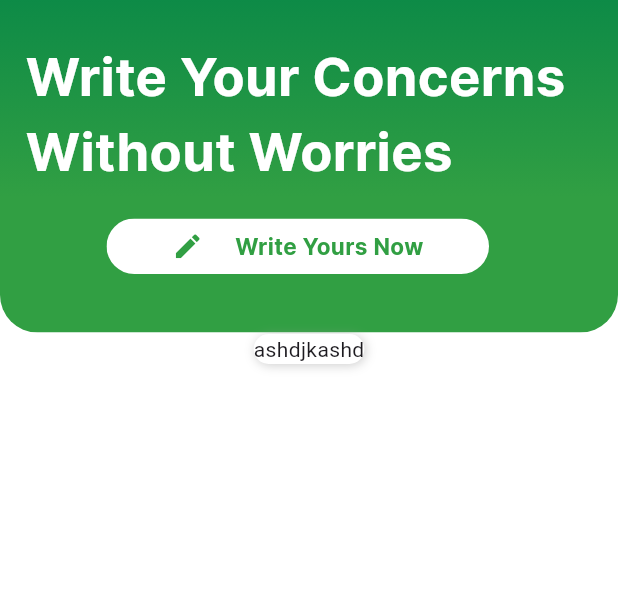
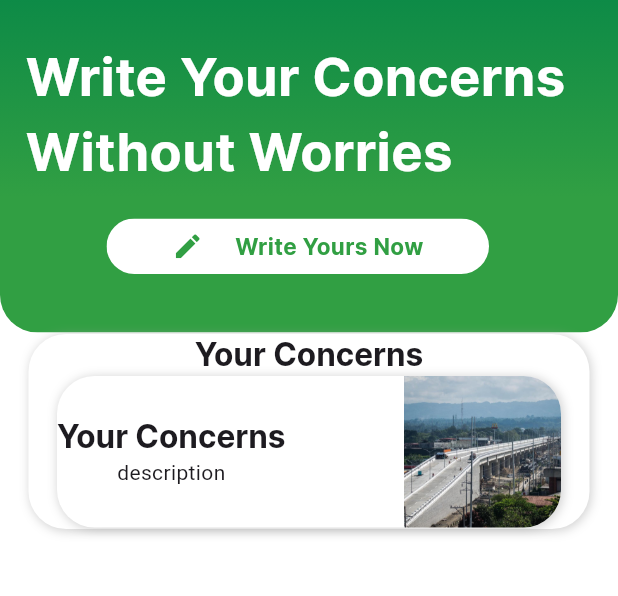
Before and after one commit to jsmrk/icare_tagum_app, a Flutter app: the WriteScreen screen opened by its route, on a phone screen of 412 x 824 dp, the part 119-715 px from its top. Run offline on Flutter 3.47's test engine with Material 3 defaults, Android fonts, the phone set to English and light mode, and no system bars; our stand-ins replace firebase_core, google_nav_bar; accounts and stored records are empty; network calls fail.

Commit message:
started your concerns

```diff
--- a/lib/main.dart
+++ b/lib/main.dart
@@ -29,8 +29,8 @@ class MyApp extends StatelessWidget {
         fontFamily: 'Inter',
         textTheme: ThemeData.light().textTheme.copyWith(
               titleLarge: const TextStyle(
-                fontWeight: FontWeight.w900,
-                fontSize: 17,
+                fontWeight: FontWeight.w700,
+                fontSize: 21,
               ),
               titleMedium:
                   const TextStyle(fontSize: 15, fontWeight: FontWeight.w700),
--- a/lib/widgets/user_concerns.dart
+++ b/lib/widgets/user_concerns.dart
@@ -3,9 +3,7 @@ import 'package:flutter/material.dart';
 class UserConcerns extends StatelessWidget {
   const UserConcerns({super.key});
 
-  @override
-  Widget build(BuildContext context) {
-    return Builder(builder: (context) {
+  Widget builContainer(Widget child) {
     return Container(
       decoration: BoxDecoration(
         color: Colors.white,
@@ -22,8 +20,48 @@ class UserConcerns extends StatelessWidget {
         vertical: 1,
         horizontal: 19,
       ),
-        child: Text('ashdjkashd'),
+      child: child,
     );
-    });
+  }
+
+  @override
+  Widget build(BuildContext context) {
+    return builContainer(
+      Column(
+        children: [
+          Text(
+            'Your Concerns',
+            style: Theme.of(context).textTheme.titleLarge,
+          ),
+          builContainer(
+            Row(
+              mainAxisAlignment: MainAxisAlignment.spaceBetween,
+              children: [
+                Column(
+                  children: [
+                    Text(
+                      'Your Concerns',
+                      style: Theme.of(context).textTheme.titleLarge,
+                    ),
+                    Text('description')
+                  ],
+                ),
+                ClipRRect(
+                  borderRadius: const BorderRadius.only(
+                      topRight: Radius.circular(25),
+                      bottomRight: Radius.circular(25)),
+                  child: Image.asset(
+                    'lib/assets/images/Tagum-Flyover.jpeg',
+                    fit: BoxFit.cover,
+                    height: 101,
+                    width: 105,
+                  ),
+                ),
+              ],
+            ),
+          ),
+        ],
+      ),
+    );
   }
 }
```
Lines whose indentation alone changed are shown as unchanged.
